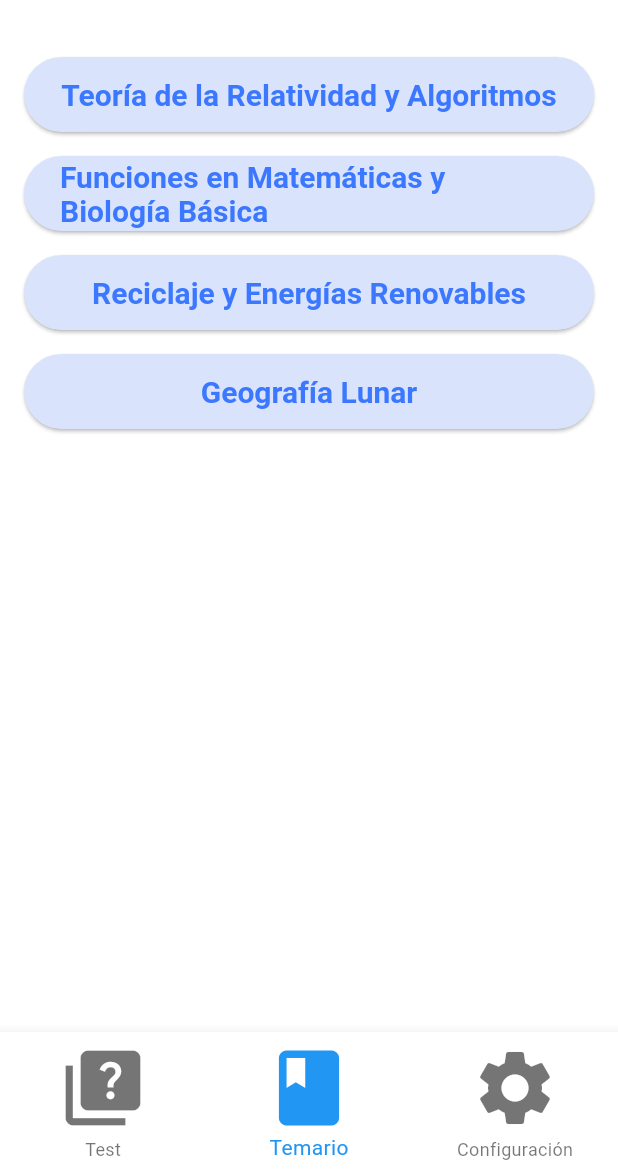
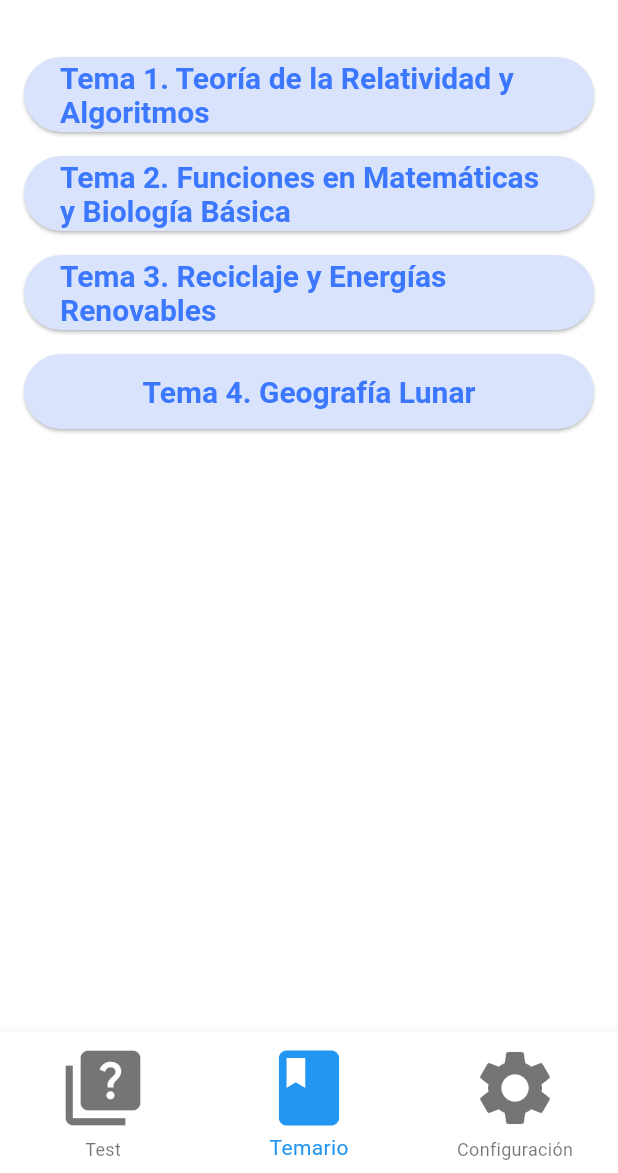
Before and after one commit to AChacon97/oposiciones, a Flutter app: the HomeScreen screen opened directly, item 2 of the bottom bar chosen, on a phone screen of 412 x 824 dp, the part 63-1236 px from its top. Run offline on Flutter 3.47's test engine with Material 3 defaults, Android fonts, the light colour scheme and no system bars; our stand-ins replace firebase_core, image_picker, permission_handler; accounts and stored records are empty; Roboto replaces fonts that are missing (Times New Roman).

Commit message:
Automatización Botonera Temas
Aparecen tantos botones como temas haya en el Json.
Corregido el texto de los botones, ahora aparece tanto Nº de tema como el título

```diff
--- a/appoposiciones/lib/home.dart
+++ b/appoposiciones/lib/home.dart
@@ -92,6 +92,7 @@ class _HomeScreenState extends State<HomeScreen> {
           : Center(
               child: temas.isEmpty
                   ? CircularProgressIndicator() // Muestra un indicador de carga mientras se cargan los temas
+// Dentro de `build` y específicamente en el `ListView` donde se generan los botones:
                   : ListView(
                       padding: EdgeInsets.all(16.0),
                       children: temas.map((tema) {
@@ -118,11 +119,45 @@ class _HomeScreenState extends State<HomeScreen> {
                                 _updateTemaProgress(tema['tema'], 1);
                               }
                             },
-                            child: Text(tema['nombre_tema']),
+                            // Actualiza el `Text` del botón para mostrar el prefijo "Tema ", el número, y el título.
+                            child: Text(
+                                "Tema ${tema['tema']}. ${tema['nombre_tema']}"),
                           ),
                         );
                       }).toList(),
                     ),
+
+              // : ListView(
+              //     padding: EdgeInsets.all(16.0),
+              //     children: temas.map((tema) {
+              //       return Padding(
+              //         padding: const EdgeInsets.symmetric(vertical: 8.0),
+              //         child: ElevatedButton(
+              //           style: _getButtonStyle(tema['tema']),
+              //           onPressed: () async {
+              //             _updateTemaProgress(tema['tema'], 1);
+
+              //             final resultado = await Navigator.push(
+              //               context,
+              //               MaterialPageRoute(
+              //                 builder: (context) => _currentIndex == 0
+              //                     ? Preguntas_Test(nombre: tema['tema'])
+              //                     : Preguntas_Desarrollo(
+              //                         nombre: tema['tema']),
+              //               ),
+              //             );
+
+              //             if (resultado == 'completado') {
+              //               _updateTemaProgress(tema['tema'], 2);
+              //             } else {
+              //               _updateTemaProgress(tema['tema'], 1);
+              //             }
+              //           },
+              //           child: Text(tema['nombre_tema']),
+              //         ),
+              //       );
+              //     }).toList(),
+              //   ),
             ),
       bottomNavigationBar: BottomNavigationBar(
         iconSize: 60,
--- a/appoposiciones/pubspec.yaml
+++ b/appoposiciones/pubspec.yaml
@@ -68,8 +68,6 @@ flutter:
     - assets/images/
     - assets/data.json
     - assets/temas.json
-    - assets/preguntas.json
-    - assets/respuestas.json
     - assets/preguntas_test.json
     - assets/Preguntas_Desarrollo.json
 
```
Also changed, not shown: appoposiciones/pubspec.lock, 2 other files.
